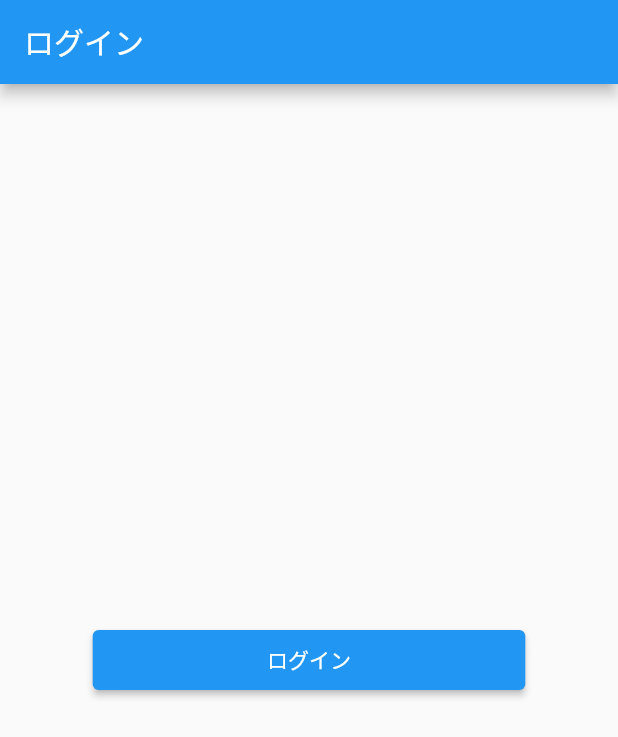
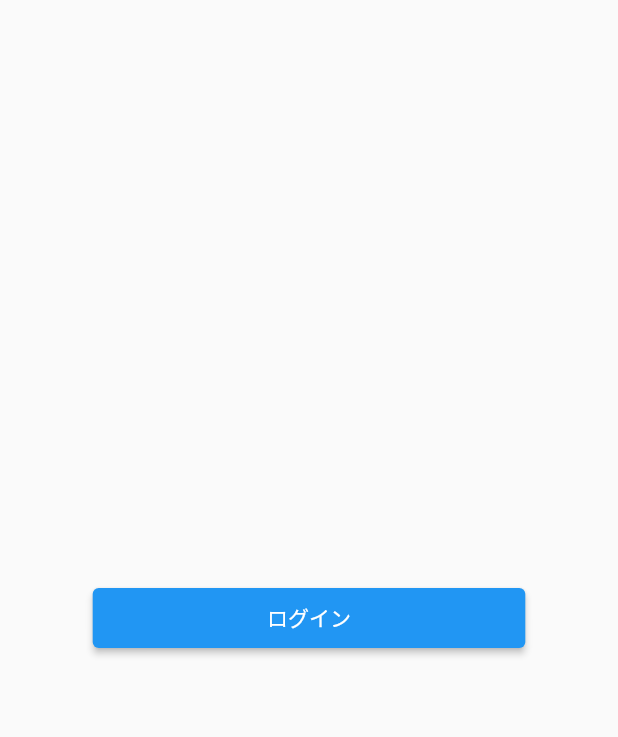
Before and after one commit to mshige1979/flutter_samples, a Flutter app: the screen it shows after launch, on a phone screen of 412 x 824 dp. Shown: the top 737 px of the screen. Run offline on Flutter 3.47's test engine with Material 2 defaults, Android fonts, the phone set to English and light mode, and no system bars.

Commit message:
#7 ログインページのアプリバーを消す

```diff
--- a/07_tabs02/lib/screens/login.dart
+++ b/07_tabs02/lib/screens/login.dart
@@ -19,9 +19,6 @@ class _LoginPageState extends State<LoginPage> {
     final Size _size = MediaQuery.of(context).size;
 
     return Scaffold(
-      appBar: AppBar(
-        title: Text('ログイン'),
-      ),
       body: Center(
         child: Column(
           mainAxisAlignment: MainAxisAlignment.center,
```
